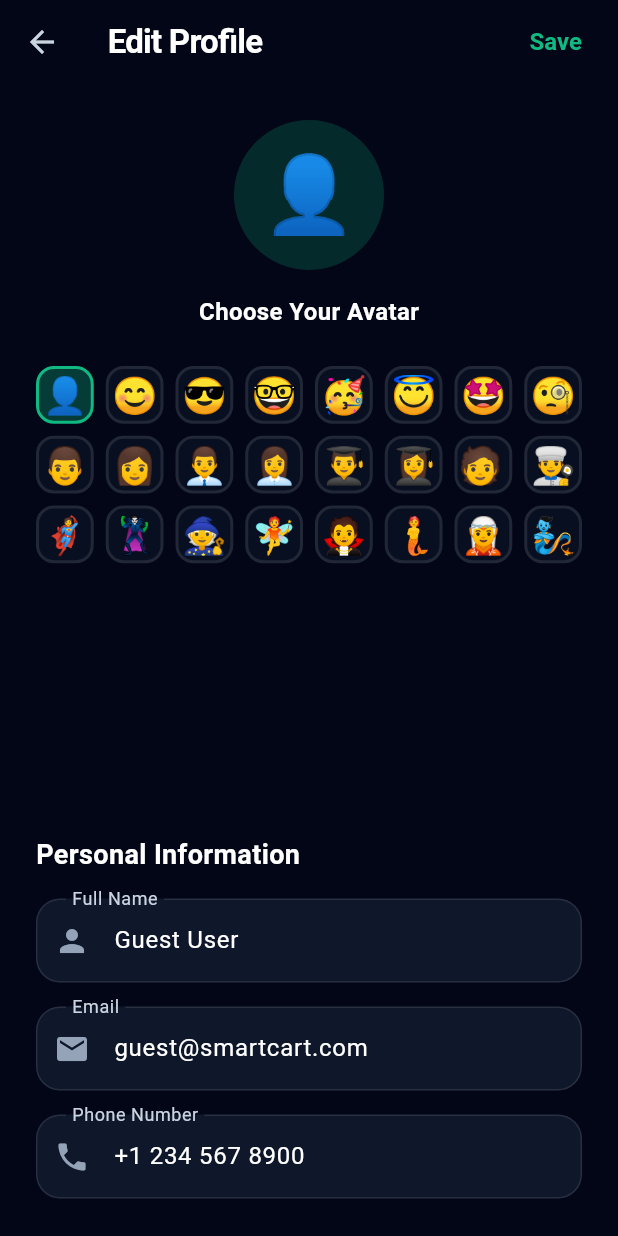
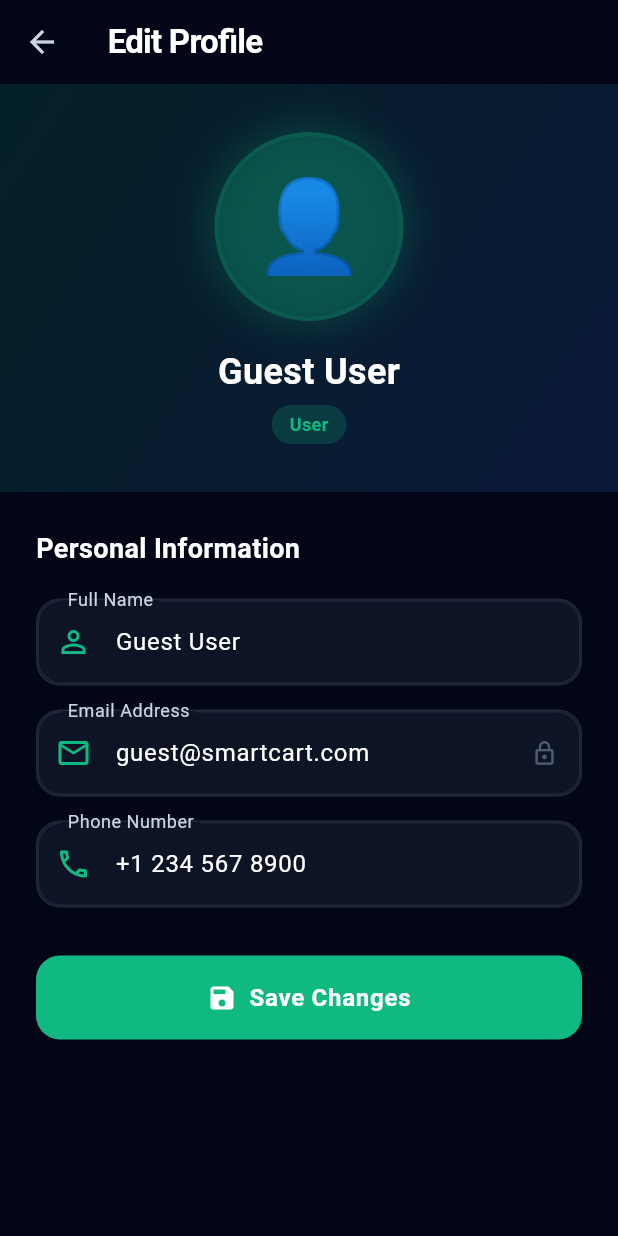
Before and after one commit to anuj1000-design/SmartCart, a Flutter app: the EditProfileScreen screen opened directly, on a phone screen of 412 x 824 dp. Run offline on Flutter 3.47's test engine with Material 3 defaults, Android fonts, the phone set to English and light mode, and no system bars; our stand-ins replace cloud_firestore, file_picker, firebase_analytics, firebase_auth, firebase_core, firebase_crashlytics and 13 more; missing offline and left inert: mobile_scanner; accounts and stored records are empty; generated files the repository leaves out were written again.

Commit message:
Refactor EditProfileScreen; remove emoji selection, enhance profile update feedback, and improve UI layout

```diff
--- a/lib/screens/edit_profile_screen.dart
+++ b/lib/screens/edit_profile_screen.dart
@@ -15,34 +15,7 @@ class _EditProfileScreenState extends State<EditProfileScreen> {
   late TextEditingController _nameController;
   late TextEditingController _emailController;
   late TextEditingController _phoneController;
-  String _selectedEmoji = "";
-
-  final List<String> _avatarEmojis = [
-    "👤",
-    "😊",
-    "😎",
-    "🤓",
-    "🥳",
-    "😇",
-    "🤩",
-    "🧐",
-    "👨",
-    "👩",
-    "👨‍💼",
-    "👩‍💼",
-    "👨‍🎓",
-    "👩‍🎓",
-    "🧑‍💻",
-    "👨‍🍳",
-    "🦸",
-    "🦹",
-    "🧙",
-    "🧚",
-    "🧛",
-    "🧜",
-    "🧝",
-    "🧞",
-  ];
+  bool _isLoading = false;
 
   @override
   void initState() {
@@ -51,7 +24,6 @@ class _EditProfileScreenState extends State<EditProfileScreen> {
     _nameController = TextEditingController(text: appState.userProfile.name);
     _emailController = TextEditingController(text: appState.userProfile.email);
     _phoneController = TextEditingController(text: appState.userProfile.phone);
-    _selectedEmoji = appState.userProfile.avatarEmoji;
   }
 
   @override
@@ -64,185 +36,334 @@ class _EditProfileScreenState extends State<EditProfileScreen> {
 
   void _saveProfile() {
     final appState = Provider.of<AppStateProvider>(context, listen: false);
-    if (_nameController.text.isEmpty) {
-      ScaffoldMessenger.of(
-        context,
-      ).showSnackBar(const SnackBar(content: Text("Name cannot be empty")));
+
+    if (_nameController.text.trim().isEmpty) {
+      ScaffoldMessenger.of(context).showSnackBar(
+        const SnackBar(
+          content: Text("Name cannot be empty"),
+          backgroundColor: AppTheme.statusError,
+        ),
+      );
       return;
     }
+
+    setState(() => _isLoading = true);
+
     appState.updateProfile(
-      name: _nameController.text,
-      email: _emailController.text,
-      phone: _phoneController.text,
-      avatarEmoji: _selectedEmoji,
+      name: _nameController.text.trim(),
+      email: _emailController.text.trim(),
+      phone: _phoneController.text.trim(),
     );
+
+    // Small delay to show loading state
+    Future.delayed(const Duration(milliseconds: 500), () {
+      if (mounted) {
+        setState(() => _isLoading = false);
         ScaffoldMessenger.of(context).showSnackBar(
-      const SnackBar(content: Text("Profile updated successfully!")),
+          const SnackBar(
+            content: Row(
+              children: [
+                Icon(Icons.check_circle, color: Colors.white),
+                SizedBox(width: 12),
+                Text("Profile updated successfully!"),
+              ],
+            ),
+            backgroundColor: AppTheme.statusSuccess,
+          ),
         );
         Navigator.pop(context);
+      }
+    });
   }
 
   @override
   Widget build(BuildContext context) {
+    final theme = Theme.of(context);
+    final appState = Provider.of<AppStateProvider>(context);
+    final hasProfilePic = appState.userProfile.photoURL != null;
+
     return Scaffold(
+      backgroundColor: theme.scaffoldBackgroundColor,
       appBar: AppBar(
+        leading: IconButton(
+          icon: const Icon(Icons.arrow_back),
+          onPressed: () => Navigator.pop(context),
+        ),
         title: const Text("Edit Profile"),
         backgroundColor: Colors.transparent,
-        actions: [
-          TextButton(
-            onPressed: _saveProfile,
-            child: const Text(
-              "Save",
-              style: TextStyle(
-                color: AppTheme.primary,
-                fontWeight: FontWeight.bold,
+        elevation: 0,
+      ),
+      body: SingleChildScrollView(
+        child: Column(
+          children: [
+            // Profile Header Section
+            Container(
+              width: double.infinity,
+              padding: const EdgeInsets.symmetric(vertical: 32),
+              decoration: BoxDecoration(
+                gradient: LinearGradient(
+                  begin: Alignment.topLeft,
+                  end: Alignment.bottomRight,
+                  colors: [
+                    AppTheme.primary.withValues(alpha: 0.15),
+                    AppTheme.accentBlue.withValues(alpha: 0.15),
+                  ],
+                ),
+              ),
+              child: Column(
+                children: [
+                  // Profile Picture
+                  Stack(
+                    children: [
+                      Container(
+                        decoration: BoxDecoration(
+                          shape: BoxShape.circle,
+                          border: Border.all(
+                            color: AppTheme.primary.withValues(alpha: 0.3),
+                            width: 3,
+                          ),
+                          boxShadow: [
+                            BoxShadow(
+                              color: AppTheme.primary.withValues(alpha: 0.2),
+                              blurRadius: 20,
+                              spreadRadius: 5,
+                            ),
+                          ],
+                        ),
+                        child: CircleAvatar(
+                          radius: 60,
+                          backgroundColor: AppTheme.primary.withValues(alpha: 0.2),
+                          backgroundImage: hasProfilePic
+                              ? NetworkImage(appState.userProfile.photoURL!)
+                              : null,
+                          child: !hasProfilePic
+                              ? Text(
+                                  appState.userProfile.avatarEmoji,
+                                  style: const TextStyle(fontSize: 60),
+                                )
+                              : null,
+                        ),
+                      ),
+                      if (hasProfilePic)
+                        Positioned(
+                          bottom: 0,
+                          right: 0,
+                          child: Container(
+                            padding: const EdgeInsets.all(8),
+                            decoration: BoxDecoration(
+                              color: AppTheme.statusSuccess,
+                              shape: BoxShape.circle,
+                              border: Border.all(
+                                color: theme.scaffoldBackgroundColor,
+                                width: 2,
+                              ),
+                            ),
+                            child: const Icon(
+                              Icons.verified,
+                              size: 16,
+                              color: Colors.white,
                             ),
                           ),
                         ),
                     ],
                   ),
-      body: ScreenFade(
-        child: SingleChildScrollView(
+                  const SizedBox(height: 16),
+                  Text(
+                    appState.userProfile.name,
+                    style: TextStyle(
+                      fontSize: 24,
+                      fontWeight: FontWeight.bold,
+                      color: theme.textTheme.bodyLarge?.color,
+                    ),
+                  ),
+                  const SizedBox(height: 4),
+                  Container(
+                    padding: const EdgeInsets.symmetric(horizontal: 12, vertical: 4),
+                    decoration: BoxDecoration(
+                      color: AppTheme.primary.withValues(alpha: 0.2),
+                      borderRadius: BorderRadius.circular(20),
+                    ),
+                    child: Text(
+                      appState.userProfile.membershipTier,
+                      style: const TextStyle(
+                        fontSize: 12,
+                        fontWeight: FontWeight.w600,
+                        color: AppTheme.primary,
+                      ),
+                    ),
+                  ),
+                  if (hasProfilePic) ...[
+                    const SizedBox(height: 12),
+                    Row(
+                      mainAxisAlignment: MainAxisAlignment.center,
+                      children: [
+                        Icon(
+                          Icons.info_outline,
+                          size: 14,
+                          color: theme.textTheme.bodySmall?.color?.withValues(alpha: 0.6),
+                        ),
+                        const SizedBox(width: 6),
+                        Text(
+                          'Profile picture from Google account',
+                          style: TextStyle(
+                            fontSize: 12,
+                            color: theme.textTheme.bodySmall?.color?.withValues(alpha: 0.6),
+                          ),
+                        ),
+                      ],
+                    ),
+                  ],
+                ],
+              ),
+            ),
+
+            // Form Section
+            Padding(
               padding: const EdgeInsets.all(24),
               child: Column(
                 crossAxisAlignment: CrossAxisAlignment.start,
                 children: [
-              Center(
-                child: Column(
-                  children: [
-                    Container(
-                      width: 100,
-                      height: 100,
-                      decoration: BoxDecoration(
-                        color: AppTheme.primary.withValues(alpha: 0.2),
-                        shape: BoxShape.circle,
-                      ),
-                      child: Center(
-                        child: Text(
-                          _selectedEmoji,
-                          style: const TextStyle(fontSize: 50),
-                        ),
-                      ),
-                    ),
-                    const SizedBox(height: 16),
-                    const Text(
-                      "Choose Your Avatar",
-                      style: TextStyle(
-                        fontSize: 16,
-                        fontWeight: FontWeight.bold,
-                        color: AppTheme.textPrimary,
-                      ),
-                    ),
-                  ],
-                ),
-              ),
-              const SizedBox(height: 24),
-              SizedBox(
-                height: 280,
-                child: GridView.builder(
-                  gridDelegate: const SliverGridDelegateWithFixedCrossAxisCount(
-                    crossAxisCount: 8,
-                    crossAxisSpacing: 8,
-                    mainAxisSpacing: 8,
-                  ),
-                  itemCount: _avatarEmojis.length,
-                  itemBuilder: (context, index) {
-                    final emoji = _avatarEmojis[index];
-                    final isSelected = emoji == _selectedEmoji;
-                    return GestureDetector(
-                      onTap: () => setState(() => _selectedEmoji = emoji),
-                      child: Container(
-                        decoration: BoxDecoration(
-                          color: isSelected
-                              ? AppTheme.primary.withValues(alpha: 0.3)
-                              : AppTheme.darkCard.withValues(alpha: 0.5),
-                          borderRadius: BorderRadius.circular(12),
-                          border: Border.all(
-                            color: isSelected
-                                ? AppTheme.primary
-                                : AppTheme.darkBorder,
-                            width: 2,
-                          ),
-                        ),
-                        child: Center(
-                          child: Text(
-                            emoji,
-                            style: const TextStyle(fontSize: 24),
-                          ),
-                        ),
-                      ),
-                    );
-                  },
-                ),
-              ),
-              const SizedBox(height: 32),
-              const Text(
-                "Personal Information",
+                  Text(
+                    'Personal Information',
                     style: TextStyle(
                       fontSize: 18,
                       fontWeight: FontWeight.bold,
-                  color: AppTheme.textPrimary,
+                      color: theme.textTheme.bodyLarge?.color,
                     ),
                   ),
-              const SizedBox(height: 16),
-              TextField(
+                  const SizedBox(height: 20),
+
+                  // Name Field
+                  _buildInputField(
                     controller: _nameController,
-                decoration: InputDecoration(
-                  labelText: "Full Name",
-                  border: OutlineInputBorder(
-                    borderRadius: BorderRadius.circular(12),
-                  ),
-                  prefixIcon: const Icon(Icons.person),
-                ),
+                    label: 'Full Name',
+                    icon: Icons.person_outline,
                     textCapitalization: TextCapitalization.words,
                   ),
                   const SizedBox(height: 16),
-              TextField(
+
+                  // Email Field
+                  _buildInputField(
                     controller: _emailController,
-                decoration: InputDecoration(
-                  labelText: "Email",
-                  border: OutlineInputBorder(
-                    borderRadius: BorderRadius.circular(12),
-                  ),
-                  prefixIcon: const Icon(Icons.email),
-                ),
+                    label: 'Email Address',
+                    icon: Icons.email_outlined,
                     keyboardType: TextInputType.emailAddress,
+                    readOnly: true, // Email shouldn't be changed
                   ),
                   const SizedBox(height: 16),
-              TextField(
+
+                  // Phone Field
+                  _buildInputField(
                     controller: _phoneController,
-                decoration: InputDecoration(
-                  labelText: "Phone Number",
-                  border: OutlineInputBorder(
-                    borderRadius: BorderRadius.circular(12),
-                  ),
-                  prefixIcon: const Icon(Icons.phone),
-                ),
+                    label: 'Phone Number',
+                    icon: Icons.phone_outlined,
                     keyboardType: TextInputType.phone,
                   ),
+
                   const SizedBox(height: 32),
+
+                  // Save Button
                   SizedBox(
                     width: double.infinity,
                     height: 56,
                     child: ElevatedButton(
-                  onPressed: _saveProfile,
+                      onPressed: _isLoading ? null : _saveProfile,
                       style: ElevatedButton.styleFrom(
                         backgroundColor: AppTheme.primary,
-                    foregroundColor: AppTheme.textPrimary,
+                        foregroundColor: Colors.white,
+                        disabledBackgroundColor: AppTheme.primary.withValues(alpha: 0.5),
                         shape: RoundedRectangleBorder(
                           borderRadius: BorderRadius.circular(16),
                         ),
+                        elevation: 0,
                       ),
-                  child: const Text(
-                    "Save Changes",
-                    style: TextStyle(fontWeight: FontWeight.bold, fontSize: 16),
+                      child: _isLoading
+                          ? const SizedBox(
+                              height: 24,
+                              width: 24,
+                              child: CircularProgressIndicator(
+                                strokeWidth: 2,
+                                valueColor: AlwaysStoppedAnimation<Color>(Colors.white),
                               ),
+                            )
+                          : const Row(
+                              mainAxisAlignment: MainAxisAlignment.center,
+                              children: [
+                                Icon(Icons.save, size: 20),
+                                SizedBox(width: 8),
+                                Text(
+                                  'Save Changes',
+                                  style: TextStyle(
+                                    fontWeight: FontWeight.bold,
+                                    fontSize: 16,
                                   ),
                                 ),
                               ],
                             ),
                     ),
                   ),
+                  const SizedBox(height: 16),
+                ],
+              ),
+            ),
+          ],
+        ),
+      ),
+    );
+  }
+
+  Widget _buildInputField({
+    required TextEditingController controller,
+    required String label,
+    required IconData icon,
+    TextInputType? keyboardType,
+    TextCapitalization textCapitalization = TextCapitalization.none,
+    bool readOnly = false,
+  }) {
+    return GlassCard(
+      padding: EdgeInsets.zero,
+      borderRadius: 16,
+      child: TextField(
+        controller: controller,
+        keyboardType: keyboardType,
+        textCapitalization: textCapitalization,
+        readOnly: readOnly,
+        style: TextStyle(
+          fontSize: 16,
+          color: Theme.of(context).textTheme.bodyLarge?.color,
+        ),
+        decoration: InputDecoration(
+          labelText: label,
+          prefixIcon: Icon(icon, color: AppTheme.primary),
+          suffixIcon: readOnly
+              ? Icon(
+                  Icons.lock_outline,
+                  size: 18,
+                  color: Theme.of(context).textTheme.bodySmall?.color?.withValues(alpha: 0.5),
+                )
+              : null,
+          border: OutlineInputBorder(
+            borderRadius: BorderRadius.circular(16),
+            borderSide: BorderSide.none,
+          ),
+          enabledBorder: OutlineInputBorder(
+            borderRadius: BorderRadius.circular(16),
+            borderSide: BorderSide(
+              color: Theme.of(context).colorScheme.outline.withValues(alpha: 0.2),
+            ),
+          ),
+          focusedBorder: OutlineInputBorder(
+            borderRadius: BorderRadius.circular(16),
+            borderSide: const BorderSide(
+              color: AppTheme.primary,
+              width: 2,
+            ),
+          ),
+          filled: true,
+          fillColor: Theme.of(context).colorScheme.surface.withValues(alpha: 0.5),
+          contentPadding: const EdgeInsets.symmetric(horizontal: 16, vertical: 16),
+        ),
+      ),
     );
   }
 }
```
Lines whose indentation alone changed are shown as unchanged.
